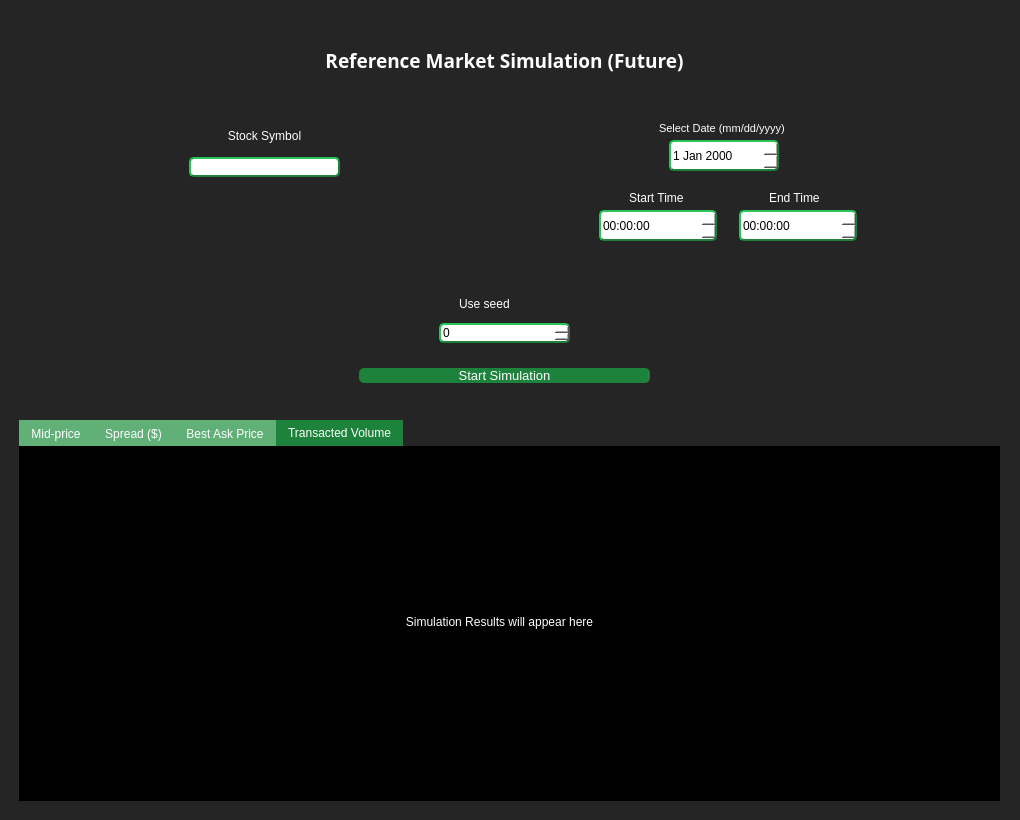
First picture: the form in widgets/UI/RMSC03_Future.ui, repository JV-FIU/Agent-Based-Stock-Market-Simulator, before the edit.
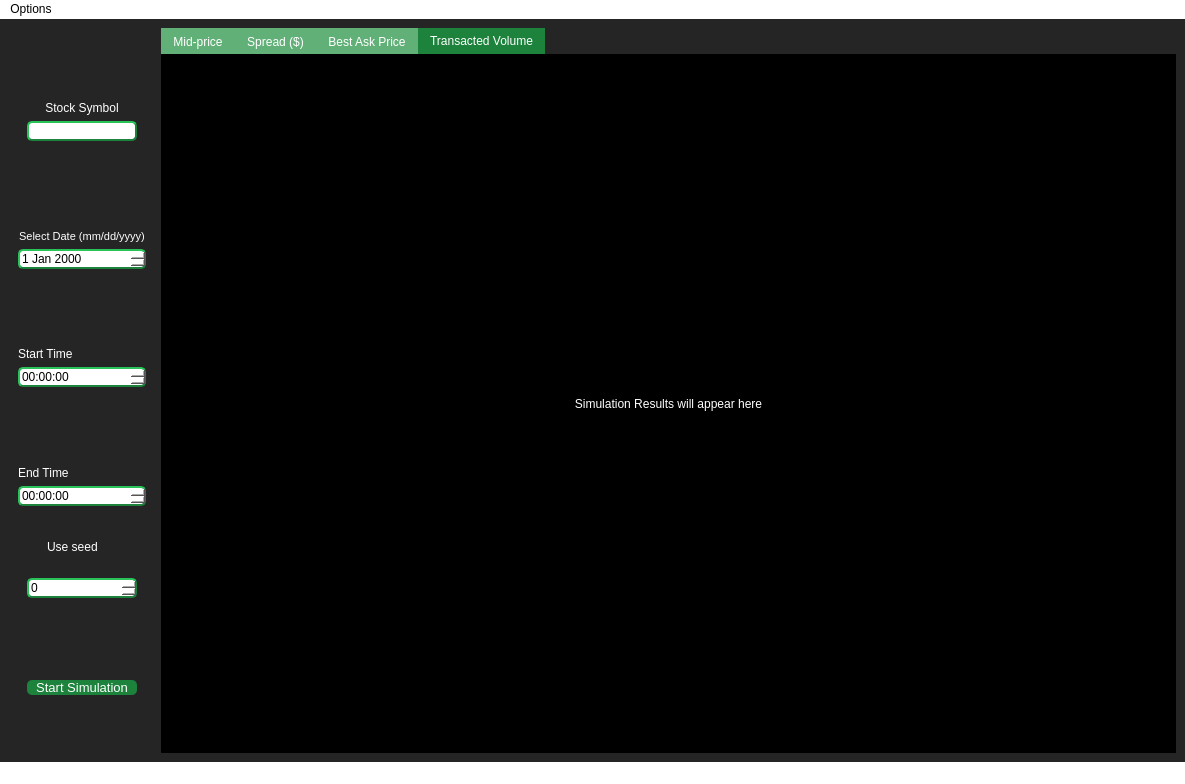
Second picture: the form after the edit. The open tabs and pages were chosen to show the change.

```diff
--- a/widgets/UI/RMSC03_Future.ui
+++ b/widgets/UI/RMSC03_Future.ui
@@ -1,22 +1,15 @@
 <?xml version="1.0" encoding="UTF-8"?>
 <ui version="4.0">
- <class>Dialog</class>
- <widget class="QDialog" name="Dialog">
+ <class>MainWindow</class>
+ <widget class="QMainWindow" name="MainWindow">
   <property name="geometry">
    <rect>
     <x>0</x>
     <y>0</y>
-    <width>1020</width>
-    <height>820</height>
+    <width>1185</width>
+    <height>784</height>
    </rect>
   </property>
-  <property name="font">
-   <font>
-    <family>MS UI Gothic</family>
-    <weight>50</weight>
-    <bold>false</bold>
-   </font>
-  </property>
   <property name="windowTitle">
    <string>Dialog</string>
   </property>
@@ -30,6 +23,19 @@
 	color: #ffffff;
 }
 
+/* Menu and Status Bars */
+QMenuBar {
+	background: white;
+	background-color: white;
+	color: black;
+}
+
+QStatusBar {
+	background: white;
+	background-color: white;
+	color: black;
+}
+
 #CentralWidget{
 	background-color: #252525;
 }
@@ -82,391 +88,347 @@
 }
 </string>
   </property>
-  <widget class="QWidget" name="CentralWidget" native="true">
+  <widget class="QWidget" name="CentralWidget">
+   <layout class="QGridLayout" name="gridLayout" columnstretch="0,1">
+    <property name="horizontalSpacing">
+     <number>6</number>
+    </property>
+    <item row="0" column="1">
+     <widget class="QTabWidget" name="resultTabs">
+      <property name="sizePolicy">
+       <sizepolicy hsizetype="Preferred" vsizetype="Preferred">
+        <horstretch>0</horstretch>
+        <verstretch>0</verstretch>
+       </sizepolicy>
+      </property>
+      <property name="layoutDirection">
+       <enum>Qt::LeftToRight</enum>
+      </property>
+      <property name="autoFillBackground">
+       <bool>false</bool>
+      </property>
+      <property name="tabPosition">
+       <enum>QTabWidget::North</enum>
+      </property>
+      <property name="tabShape">
+       <enum>QTabWidget::Rounded</enum>
+      </property>
+      <property name="currentIndex">
+       <number>0</number>
+      </property>
+      <property name="tabBarAutoHide">
+       <bool>false</bool>
+      </property>
+      <widget class="QWidget" name="result1">
+       <attribute name="title">
+        <string>Mid-price</string>
+       </attribute>
+       <layout class="QVBoxLayout" name="verticalLayout">
+        <item>
+         <widget class="QLabel" name="imageContainer_1">
+          <property name="sizePolicy">
+           <sizepolicy hsizetype="Preferred" vsizetype="Preferred">
+            <horstretch>0</horstretch>
+            <verstretch>0</verstretch>
+           </sizepolicy>
+          </property>
+          <property name="text">
+           <string>Simulation Results will appear here</string>
+          </property>
+          <property name="scaledContents">
+           <bool>true</bool>
+          </property>
+          <property name="alignment">
+           <set>Qt::AlignCenter</set>
+          </property>
+         </widget>
+        </item>
+       </layout>
+      </widget>
+      <widget class="QWidget" name="result2">
+       <attribute name="title">
+        <string>Spread ($)</string>
+       </attribute>
+       <layout class="QVBoxLayout" name="verticalLayout_4">
+        <item>
+         <widget class="QLabel" name="imageContainer_2">
+          <property name="sizePolicy">
+           <sizepolicy hsizetype="Preferred" vsizetype="Preferred">
+            <horstretch>0</horstretch>
+            <verstretch>0</verstretch>
+           </sizepolicy>
+          </property>
+          <property name="text">
+           <string>Simulation Results will appear here</string>
+          </property>
+          <property name="scaledContents">
+           <bool>true</bool>
+          </property>
+          <property name="alignment">
+           <set>Qt::AlignCenter</set>
+          </property>
+         </widget>
+        </item>
+       </layout>
+      </widget>
+      <widget class="QWidget" name="result3">
+       <attribute name="title">
+        <string>Best Ask Price</string>
+       </attribute>
+       <layout class="QVBoxLayout" name="verticalLayout_5">
+        <item>
+         <widget class="QLabel" name="imageContainer_3">
+          <property name="sizePolicy">
+           <sizepolicy hsizetype="Preferred" vsizetype="Preferred">
+            <horstretch>0</horstretch>
+            <verstretch>0</verstretch>
+           </sizepolicy>
+          </property>
+          <property name="text">
+           <string>Simulation Results will appear here</string>
+          </property>
+          <property name="scaledContents">
+           <bool>true</bool>
+          </property>
+          <property name="alignment">
+           <set>Qt::AlignCenter</set>
+          </property>
+         </widget>
+        </item>
+       </layout>
+      </widget>
+      <widget class="QWidget" name="result4">
+       <attribute name="title">
+        <string>Transacted Volume</string>
+       </attribute>
+       <layout class="QVBoxLayout" name="verticalLayout_6">
+        <item>
+         <widget class="QLabel" name="imageContainer_4">
+          <property name="sizePolicy">
+           <sizepolicy hsizetype="Preferred" vsizetype="Preferred">
+            <horstretch>0</horstretch>
+            <verstretch>0</verstretch>
+           </sizepolicy>
+          </property>
+          <property name="frameShape">
+           <enum>QFrame::NoFrame</enum>
+          </property>
+          <property name="text">
+           <string>Simulation Results will appear here</string>
+          </property>
+          <property name="scaledContents">
+           <bool>true</bool>
+          </property>
+          <property name="alignment">
+           <set>Qt::AlignCenter</set>
+          </property>
+         </widget>
+        </item>
+       </layout>
+      </widget>
+     </widget>
+    </item>
+    <item row="0" column="0">
+     <widget class="QWidget" name="inputContainer" native="true">
+      <layout class="QVBoxLayout" name="verticalLayout_12">
+       <item>
+        <widget class="QWidget" name="tickerW" native="true">
+         <layout class="QVBoxLayout" name="verticalLayout_7">
+          <item>
+           <widget class="QLabel" name="symbolLabel">
+            <property name="font">
+             <font>
+              <pointsize>9</pointsize>
+             </font>
+            </property>
+            <property name="text">
+             <string>Stock Symbol</string>
+            </property>
+            <property name="alignment">
+             <set>Qt::AlignBottom|Qt::AlignHCenter</set>
+            </property>
+           </widget>
+          </item>
+          <item>
+           <widget class="QLineEdit" name="stockSymbol">
+            <property name="minimumSize">
+             <size>
+              <width>50</width>
+              <height>0</height>
+             </size>
+            </property>
+           </widget>
+          </item>
+         </layout>
+        </widget>
+       </item>
+       <item>
+        <layout class="QVBoxLayout" name="verticalLayout_9">
+         <item>
+          <widget class="QLabel" name="label">
+           <property name="font">
+            <font>
+             <pointsize>8</pointsize>
+            </font>
+           </property>
+           <property name="cursor">
+            <cursorShape>ArrowCursor</cursorShape>
+           </property>
+           <property name="text">
+            <string>Select Date (mm/dd/yyyy)</string>
+           </property>
+           <property name="alignment">
+            <set>Qt::AlignBottom|Qt::AlignHCenter</set>
+           </property>
+          </widget>
+         </item>
+         <item>
+          <widget class="QDateEdit" name="simDate">
+           <property name="font">
+            <font>
+             <pointsize>9</pointsize>
+            </font>
+           </property>
+          </widget>
+         </item>
+        </layout>
+       </item>
+       <item>
+        <layout class="QVBoxLayout" name="verticalLayout_13">
+         <item>
+          <widget class="QLabel" name="label_2">
+           <property name="font">
+            <font>
+             <pointsize>9</pointsize>
+            </font>
+           </property>
+           <property name="text">
+            <string>Start Time</string>
+           </property>
+           <property name="alignment">
+            <set>Qt::AlignBottom|Qt::AlignLeading|Qt::AlignLeft</set>
+           </property>
+          </widget>
+         </item>
+         <item>
+          <widget class="QTimeEdit" name="startTime">
+           <property name="font">
+            <font>
+             <pointsize>9</pointsize>
+             <kerning>true</kerning>
+            </font>
+           </property>
+          </widget>
+         </item>
+        </layout>
+       </item>
+       <item>
+        <layout class="QVBoxLayout" name="verticalLayout_14">
+         <item>
+          <widget class="QLabel" name="label_3">
+           <property name="font">
+            <font>
+             <pointsize>9</pointsize>
+            </font>
+           </property>
+           <property name="text">
+            <string>End Time</string>
+           </property>
+           <property name="alignment">
+            <set>Qt::AlignBottom|Qt::AlignLeading|Qt::AlignLeft</set>
+           </property>
+          </widget>
+         </item>
+         <item>
+          <widget class="QTimeEdit" name="endTime">
+           <property name="font">
+            <font>
+             <pointsize>9</pointsize>
+            </font>
+           </property>
+          </widget>
+         </item>
+        </layout>
+       </item>
+       <item>
+        <widget class="QWidget" name="seedContainer" native="true">
+         <layout class="QVBoxLayout" name="verticalLayout_10">
+          <item>
+           <widget class="QCheckBox" name="checkBox">
+            <property name="font">
+             <font>
+              <pointsize>9</pointsize>
+             </font>
+            </property>
+            <property name="text">
+             <string>Use seed</string>
+            </property>
+            <property name="checked">
+             <bool>false</bool>
+            </property>
+           </widget>
+          </item>
+          <item>
+           <widget class="QSpinBox" name="seedSelector">
+            <property name="font">
+             <font>
+              <pointsize>9</pointsize>
+             </font>
+            </property>
+            <property name="maximum">
+             <number>429496729</number>
+            </property>
+           </widget>
+          </item>
+         </layout>
+        </widget>
+       </item>
+       <item>
+        <widget class="QWidget" name="buttonW" native="true">
+         <layout class="QVBoxLayout" name="verticalLayout_11">
+          <item>
+           <widget class="QPushButton" name="pushButton">
+            <property name="font">
+             <font>
+              <pointsize>10</pointsize>
+             </font>
+            </property>
+            <property name="text">
+             <string>Start Simulation</string>
+            </property>
+           </widget>
+          </item>
+         </layout>
+        </widget>
+       </item>
+      </layout>
+     </widget>
+    </item>
+   </layout>
+  </widget>
+  <widget class="QMenuBar" name="menubar">
    <property name="geometry">
     <rect>
-     <x>-1</x>
+     <x>0</x>
      <y>0</y>
-     <width>1041</width>
-     <height>821</height>
+     <width>1185</width>
+     <height>21</height>
     </rect>
    </property>
-   <property name="styleSheet">
-    <string notr="true"/>
-   </property>
-   <widget class="QWidget" name="widget" native="true">
-    <property name="geometry">
-     <rect>
-      <x>600</x>
-      <y>90</y>
-      <width>261</width>
-      <height>171</height>
-     </rect>
+   <widget class="QMenu" name="menuInfo">
+    <property name="title">
+     <string>Options</string>
     </property>
-    <widget class="QTimeEdit" name="endTime">
-     <property name="geometry">
-      <rect>
-       <x>140</x>
-       <y>120</y>
-       <width>118</width>
-       <height>31</height>
-      </rect>
-     </property>
-     <property name="font">
-      <font>
-       <pointsize>9</pointsize>
-      </font>
-     </property>
-    </widget>
-    <widget class="QTimeEdit" name="startTime">
-     <property name="geometry">
-      <rect>
-       <x>0</x>
-       <y>120</y>
-       <width>118</width>
-       <height>31</height>
-      </rect>
-     </property>
-     <property name="font">
-      <font>
-       <pointsize>9</pointsize>
-       <kerning>true</kerning>
-      </font>
-     </property>
-    </widget>
-    <widget class="QLabel" name="label">
-     <property name="geometry">
-      <rect>
-       <x>60</x>
-       <y>30</y>
-       <width>141</width>
-       <height>16</height>
-      </rect>
-     </property>
-     <property name="font">
-      <font>
-       <pointsize>8</pointsize>
-      </font>
-     </property>
-     <property name="text">
-      <string>Select Date (mm/dd/yyyy)</string>
-     </property>
-    </widget>
-    <widget class="QLabel" name="label_3">
-     <property name="geometry">
-      <rect>
-       <x>170</x>
-       <y>100</y>
-       <width>51</width>
-       <height>16</height>
-      </rect>
-     </property>
-     <property name="font">
-      <font>
-       <pointsize>9</pointsize>
-      </font>
-     </property>
-     <property name="text">
-      <string>End Time</string>
-     </property>
-    </widget>
-    <widget class="QDateEdit" name="simDate">
-     <property name="geometry">
-      <rect>
-       <x>70</x>
-       <y>50</y>
-       <width>110</width>
-       <height>31</height>
-      </rect>
-     </property>
-     <property name="font">
-      <font>
-       <pointsize>9</pointsize>
-      </font>
-     </property>
-    </widget>
-    <widget class="QLabel" name="label_2">
-     <property name="geometry">
-      <rect>
-       <x>30</x>
-       <y>100</y>
-       <width>61</width>
-       <height>16</height>
-      </rect>
-     </property>
-     <property name="font">
-      <font>
-       <pointsize>9</pointsize>
-      </font>
-     </property>
-     <property name="text">
-      <string>Start Time</string>
-     </property>
-    </widget>
+    <addaction name="actionQuit"/>
    </widget>
-   <widget class="QWidget" name="buttonW" native="true">
-    <property name="geometry">
-     <rect>
-      <x>360</x>
-      <y>330</y>
-      <width>291</width>
-      <height>91</height>
-     </rect>
-    </property>
-    <layout class="QVBoxLayout" name="verticalLayout_2">
-     <item>
-      <widget class="QPushButton" name="pushButton">
-       <property name="font">
-        <font>
-         <pointsize>10</pointsize>
-        </font>
-       </property>
-       <property name="text">
-        <string>Start Simulation</string>
-       </property>
-      </widget>
-     </item>
-    </layout>
-   </widget>
-   <widget class="QWidget" name="tickerW" native="true">
-    <property name="geometry">
-     <rect>
-      <x>190</x>
-      <y>120</y>
-      <width>151</width>
-      <height>57</height>
-     </rect>
-    </property>
-    <layout class="QVBoxLayout" name="verticalLayout">
-     <item>
-      <widget class="QLabel" name="symbolLabel">
-       <property name="font">
-        <font>
-         <pointsize>9</pointsize>
-        </font>
-       </property>
-       <property name="text">
-        <string>Stock Symbol</string>
-       </property>
-       <property name="alignment">
-        <set>Qt::AlignCenter</set>
-       </property>
-      </widget>
-     </item>
-     <item>
-      <widget class="QLineEdit" name="stockSymbol">
-       <property name="minimumSize">
-        <size>
-         <width>50</width>
-         <height>0</height>
-        </size>
-       </property>
-      </widget>
-     </item>
-    </layout>
-   </widget>
-   <widget class="QLabel" name="label_4">
-    <property name="geometry">
-     <rect>
-      <x>270</x>
-      <y>30</y>
-      <width>471</width>
-      <height>61</height>
-     </rect>
-    </property>
-    <property name="font">
-     <font>
-      <family>Segoe UI Semilight</family>
-      <pointsize>14</pointsize>
-      <weight>75</weight>
-      <italic>false</italic>
-      <bold>true</bold>
-     </font>
-    </property>
-    <property name="text">
-     <string>Reference Market Simulation (Future)</string>
-    </property>
-    <property name="alignment">
-     <set>Qt::AlignCenter</set>
-    </property>
-    <property name="wordWrap">
-     <bool>false</bool>
-    </property>
-   </widget>
-   <widget class="QWidget" name="tickerW_2" native="true">
-    <property name="geometry">
-     <rect>
-      <x>350</x>
-      <y>450</y>
-      <width>151</width>
-      <height>57</height>
-     </rect>
-    </property>
-    <layout class="QVBoxLayout" name="verticalLayout_3">
-     <item>
-      <widget class="QLineEdit" name="stockSymbol_2">
-       <property name="minimumSize">
-        <size>
-         <width>50</width>
-         <height>0</height>
-        </size>
-       </property>
-      </widget>
-     </item>
-    </layout>
-   </widget>
-   <widget class="QWidget" name="seedContainer" native="true">
-    <property name="geometry">
-     <rect>
-      <x>440</x>
-      <y>290</y>
-      <width>131</width>
-      <height>61</height>
-     </rect>
-    </property>
-    <layout class="QVBoxLayout" name="verticalLayout_4">
-     <item>
-      <widget class="QCheckBox" name="checkBox">
-       <property name="font">
-        <font>
-         <pointsize>9</pointsize>
-        </font>
-       </property>
-       <property name="text">
-        <string>Use seed</string>
-       </property>
-       <property name="checked">
-        <bool>false</bool>
-       </property>
-      </widget>
-     </item>
-     <item>
-      <widget class="QSpinBox" name="seedSelector">
-       <property name="font">
-        <font>
-         <pointsize>9</pointsize>
-        </font>
-       </property>
-       <property name="maximum">
-        <number>429496729</number>
-       </property>
-      </widget>
-     </item>
-    </layout>
-   </widget>
-   <widget class="QTabWidget" name="resultTabs">
-    <property name="geometry">
-     <rect>
-      <x>20</x>
-      <y>420</y>
-      <width>981</width>
-      <height>381</height>
-     </rect>
-    </property>
-    <property name="layoutDirection">
-     <enum>Qt::LeftToRight</enum>
-    </property>
-    <property name="autoFillBackground">
-     <bool>false</bool>
-    </property>
-    <property name="tabPosition">
-     <enum>QTabWidget::North</enum>
-    </property>
-    <property name="tabShape">
-     <enum>QTabWidget::Rounded</enum>
-    </property>
-    <property name="currentIndex">
-     <number>0</number>
-    </property>
-    <property name="tabBarAutoHide">
-     <bool>false</bool>
-    </property>
-    <widget class="QWidget" name="result1">
-     <attribute name="title">
-      <string>Mid-price</string>
-     </attribute>
-     <widget class="QLabel" name="imageContainer_1">
-      <property name="geometry">
-       <rect>
-        <x>0</x>
-        <y>0</y>
-        <width>961</width>
-        <height>351</height>
-       </rect>
-      </property>
-      <property name="text">
-       <string>Simulation Results will appear here</string>
-      </property>
-      <property name="alignment">
-       <set>Qt::AlignCenter</set>
-      </property>
-     </widget>
-    </widget>
-    <widget class="QWidget" name="result2">
-     <attribute name="title">
-      <string>Spread ($)</string>
-     </attribute>
-     <widget class="QLabel" name="imageContainer_2">
-      <property name="geometry">
-       <rect>
-        <x>0</x>
-        <y>0</y>
-        <width>961</width>
-        <height>351</height>
-       </rect>
-      </property>
-      <property name="text">
-       <string>Simulation Results will appear here</string>
-      </property>
-      <property name="alignment">
-       <set>Qt::AlignCenter</set>
-      </property>
-     </widget>
-    </widget>
-    <widget class="QWidget" name="result3">
-     <attribute name="title">
-      <string>Best Ask Price</string>
-     </attribute>
-     <widget class="QLabel" name="imageContainer_3">
-      <property name="geometry">
-       <rect>
-        <x>0</x>
-        <y>0</y>
-        <width>961</width>
-        <height>351</height>
-       </rect>
-      </property>
-      <property name="text">
-       <string>Simulation Results will appear here</string>
-      </property>
-      <property name="alignment">
-       <set>Qt::AlignCenter</set>
-      </property>
-     </widget>
-    </widget>
-    <widget class="QWidget" name="result4">
-     <attribute name="title">
-      <string>Transacted Volume</string>
-     </attribute>
-     <widget class="QLabel" name="imageContainer_4">
-      <property name="geometry">
-       <rect>
-        <x>0</x>
-        <y>0</y>
-        <width>961</width>
-        <height>351</height>
-       </rect>
-      </property>
-      <property name="text">
-       <string>Simulation Results will appear here</string>
-      </property>
-      <property name="alignment">
-       <set>Qt::AlignCenter</set>
-      </property>
-     </widget>
-    </widget>
-   </widget>
+   <addaction name="menuInfo"/>
   </widget>
+  <widget class="QStatusBar" name="statusbar"/>
+  <action name="actionQuit">
+   <property name="text">
+    <string>Quit</string>
+   </property>
+  </action>
  </widget>
  <resources/>
  <connections/>
```
Left out of the diff: 2 changed lines with no effect on the pictures.
